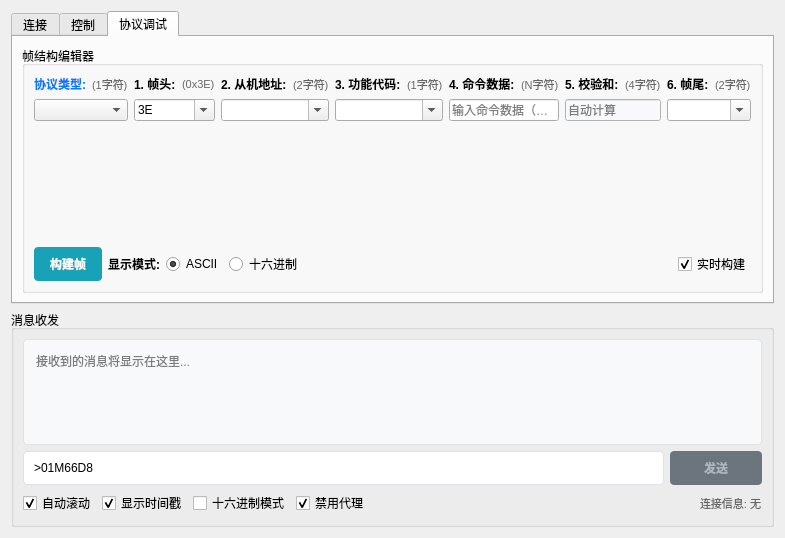
The window that TcpClient/tcpclient.ui (LightningFlashEvE/high-throughput-perovskite-medication-system) describes before a commit, drawn with Qt 5.
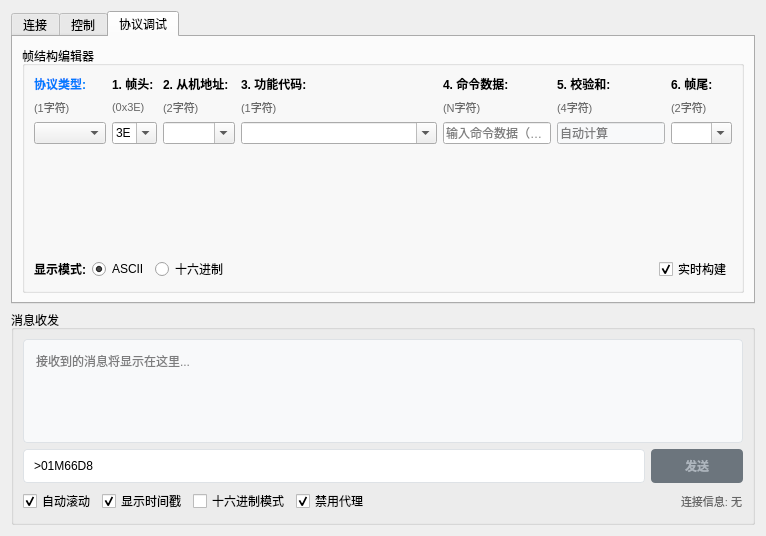
The same window after the commit. Icons and pictures are not drawn.

```diff
--- a/TcpClient/tcpclient.ui
+++ b/TcpClient/tcpclient.ui
@@ -6,8 +6,8 @@
    <rect>
     <x>0</x>
     <y>0</y>
-    <width>765</width>
-    <height>538</height>
+    <width>766</width>
+    <height>536</height>
    </rect>
   </property>
   <property name="windowTitle">
@@ -284,7 +284,7 @@
             <item>
              <layout class="QVBoxLayout" name="verticalLayout_2">
               <item>
-               <layout class="QHBoxLayout" name="horizontalLayout">
+               <layout class="QVBoxLayout" name="verticalLayout_17">
                 <item>
                  <widget class="QLabel" name="label_protocol_type_frame">
                   <property name="styleSheet">
@@ -322,7 +322,7 @@
             <item>
              <layout class="QVBoxLayout" name="verticalLayout_3">
               <item>
-               <layout class="QHBoxLayout" name="horizontalLayout_2">
+               <layout class="QVBoxLayout" name="verticalLayout_12">
                 <item>
                  <widget class="QLabel" name="label_frame_header">
                   <property name="styleSheet">
@@ -367,7 +367,7 @@
             <item>
              <layout class="QVBoxLayout" name="verticalLayout_4">
               <item>
-               <layout class="QHBoxLayout" name="horizontalLayout_3">
+               <layout class="QVBoxLayout" name="verticalLayout_11">
                 <item>
                  <widget class="QLabel" name="label_slave_address_frame">
                   <property name="styleSheet">
@@ -402,7 +402,7 @@
             <item>
              <layout class="QVBoxLayout" name="verticalLayout_5">
               <item>
-               <layout class="QHBoxLayout" name="horizontalLayout_4">
+               <layout class="QVBoxLayout" name="verticalLayout_13">
                 <item>
                  <widget class="QLabel" name="label_function_code_frame">
                   <property name="styleSheet">
@@ -440,7 +440,7 @@
             <item>
              <layout class="QVBoxLayout" name="verticalLayout_6">
               <item>
-               <layout class="QHBoxLayout" name="horizontalLayout_5">
+               <layout class="QVBoxLayout" name="verticalLayout_14">
                 <item>
                  <widget class="QLabel" name="label_command_data_frame">
                   <property name="styleSheet">
@@ -475,7 +475,7 @@
             <item>
              <layout class="QVBoxLayout" name="verticalLayout_7">
               <item>
-               <layout class="QHBoxLayout" name="horizontalLayout_6">
+               <layout class="QVBoxLayout" name="verticalLayout_15">
                 <item>
                  <widget class="QLabel" name="label_crc_frame">
                   <property name="styleSheet">
@@ -516,7 +516,7 @@
             <item>
              <layout class="QVBoxLayout" name="verticalLayout_8">
               <item>
-               <layout class="QHBoxLayout" name="horizontalLayout_7">
+               <layout class="QVBoxLayout" name="verticalLayout_16">
                 <item>
                  <widget class="QLabel" name="label_frame_tail">
                   <property name="styleSheet">
@@ -586,29 +586,6 @@
           </item>
           <item>
            <layout class="QHBoxLayout" name="horizontalLayout_frame_actions">
-            <item>
-             <widget class="QPushButton" name="pushButton_build_frame">
-              <property name="styleSheet">
-               <string notr="true">QPushButton {
-    background-color: #17a2b8;
-    color: white;
-    border: none;
-    padding: 8px 16px;
-    border-radius: 4px;
-    font-weight: bold;
-}
-QPushButton:hover {
-    background-color: #138496;
-}
-QPushButton:pressed {
-    background-color: #0f6674;
-}</string>
-              </property>
-              <property name="text">
-               <string>构建帧</string>
-              </property>
-             </widget>
-            </item>
             <item>
              <widget class="QLabel" name="label_display_mode">
               <property name="styleSheet">
@@ -673,15 +650,9 @@
      <property name="title">
       <string>消息收发</string>
      </property>
-     <layout class="QVBoxLayout" name="verticalLayout_message">
+     <layout class="QVBoxLayout" name="verticalLayout_message" stretch="1,0,0">
       <item>
        <widget class="QTextEdit" name="textEdit_receive">
-        <property name="maximumSize">
-         <size>
-          <width>16777215</width>
-          <height>200</height>
-         </size>
-        </property>
         <property name="styleSheet">
          <string notr="true">QTextEdit {
     background-color: #f8f9fa;
```
Left out of the diff: 8 changed lines with no effect on the pictures.
